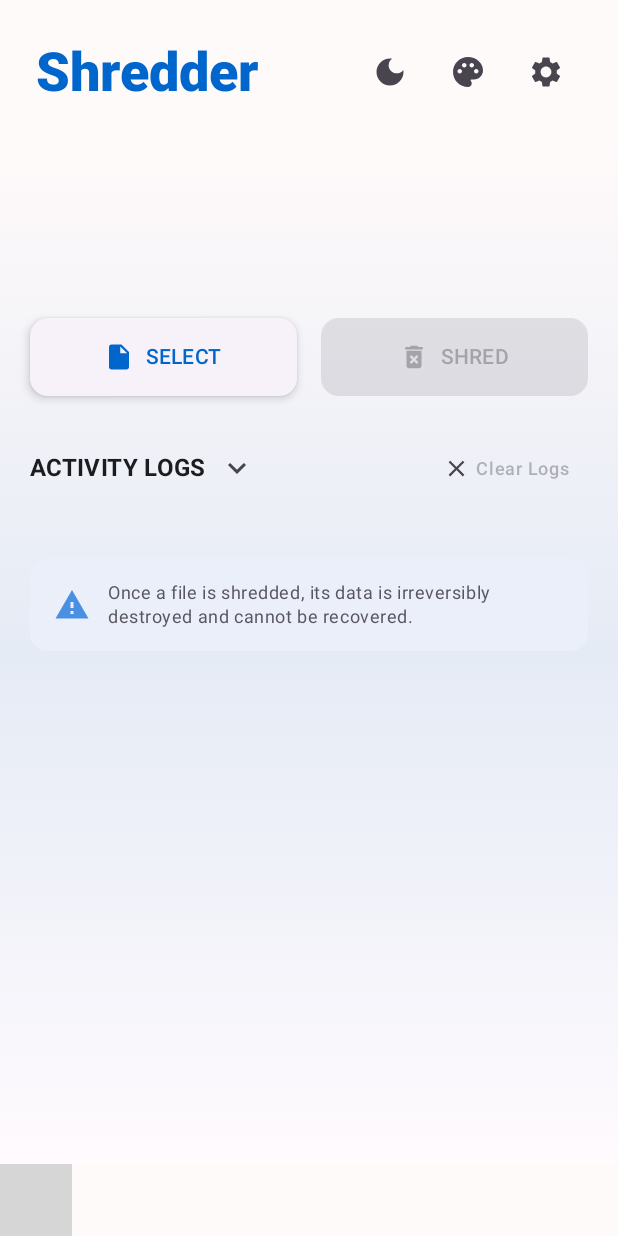
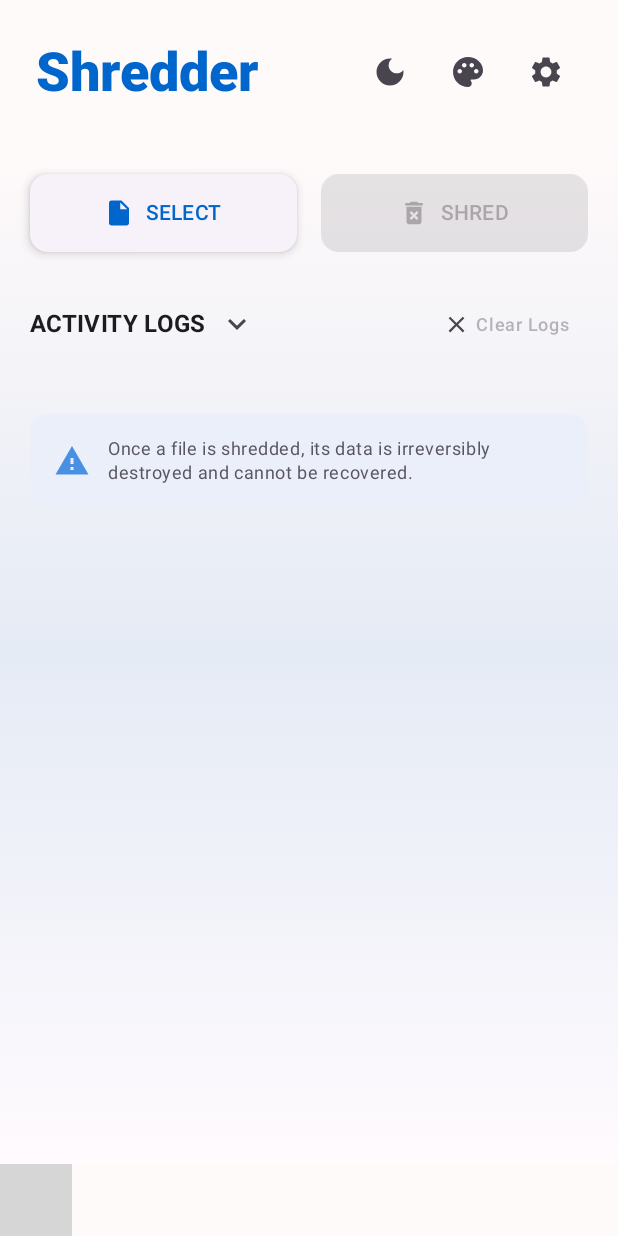
Before and after one commit to hul0/nybblewizard, an Android app built with Jetpack Compose: the FileShredderScreen screen opened through its navigation route, on a phone screen of 412 x 824 dp. Run offline under Robolectric (Android 15) with nearby library versions, the phone set to English and light mode, and no system bars; libraries missing offline, so code that uses them is left out: com.exyte.animatednavbar; 1 statement that could not run was skipped; grey boxes are pictures that could not be loaded.

Commit message:
Almighty Push !

```diff
--- a/app/src/main/java/com/shred/it/ui/MainActivity.kt
+++ b/app/src/main/java/com/shred/it/ui/MainActivity.kt
@@ -129,7 +129,6 @@ fun MainAppScreen(
                     endY = Float.POSITIVE_INFINITY
                 )
             ),
-        // Add TopNavBar as the topBar of the Scaffold
         topBar = {
             TopNavBar(onSettingsClick = { showSettingsDialog = true })
         },
@@ -351,7 +350,7 @@ fun MainAppScreen(
     ) { innerPadding ->
         Box(
             modifier = Modifier
-                .padding(innerPadding)
+                .padding(innerPadding) // This padding is essential and correctly placed.
                 .fillMaxSize()
                 .background(
                     Brush.verticalGradient(
@@ -369,9 +368,10 @@ fun MainAppScreen(
                 modifier = Modifier.fillMaxSize()
             ) {
                 composable(Screen.Home.route) {
-                    FileShredderScreen(innerPadding, fileShredderViewModel) // Pass ViewModel here
+                    // **FIX**: Do NOT pass innerPadding here anymore.
+                    FileShredderScreen(fileShredderViewModel)
                 }
-                composable(Screen.Converter.route) { // Corrected: No onConvertClick parameter
+                composable(Screen.Converter.route) {
                     ConversionScreen(
                         onBackClick = { navController.navigateUp() }
                     )
@@ -380,7 +380,8 @@ fun MainAppScreen(
                     AboutScreen()
                 }
                 composable(Screen.FAQ.route) {
-                    FAQScreen(innerPadding = innerPadding)
+                    // **FIX**: Do NOT pass innerPadding here either.
+                    FAQScreen() // You will need to update FAQScreen to remove the innerPadding parameter as well.
                 }
 
                 composable(Screen.Support.route) {
--- a/app/src/main/java/com/shred/it/ui/reusable/SettingRow.kt
+++ b/app/src/main/java/com/shred/it/ui/reusable/SettingRow.kt
@@ -27,7 +27,7 @@ fun SettingRow(
     TextButton(
         onClick = onClick,
         modifier = Modifier.fillMaxWidth(),
-        contentPadding = PaddingValues(8.dp)
+        contentPadding = PaddingValues(1.dp)
     ) {
         Row(
             modifier = Modifier.fillMaxWidth(),
--- a/app/src/main/java/com/shred/it/ui/screens/FAQScreen.kt
+++ b/app/src/main/java/com/shred/it/ui/screens/FAQScreen.kt
@@ -52,7 +52,7 @@ data class FAQItem(
 )
 
 @Composable
-fun FAQScreen(innerPadding: PaddingValues) {
+fun FAQScreen() {
     val faqItems = remember {
         listOf(
             FAQItem(1, "What algorithm is used for overwriting?", "A sequence of random data, alternating patterns (0xAA/0x55, 0x55/0xAA), zeros, and ones. The final pass is always zeros with a flush."),
--- a/app/src/main/java/com/shred/it/ui/screens/FileShredderScreen.kt
+++ b/app/src/main/java/com/shred/it/ui/screens/FileShredderScreen.kt
@@ -1,8 +1,6 @@
 package com.shred.it.ui.screens
 
 import android.annotation.SuppressLint
-import android.content.Context
-import android.net.Uri
 import androidx.activity.compose.rememberLauncherForActivityResult
 import androidx.activity.result.contract.ActivityResultContracts
 import androidx.compose.animation.AnimatedVisibility
@@ -12,7 +10,6 @@ import androidx.compose.foundation.clickable
 import androidx.compose.foundation.layout.Arrangement
 import androidx.compose.foundation.layout.Box
 import androidx.compose.foundation.layout.Column
-import androidx.compose.foundation.layout.PaddingValues
 import androidx.compose.foundation.layout.Row
 import androidx.compose.foundation.layout.Spacer
 import androidx.compose.foundation.layout.fillMaxSize
@@ -32,15 +29,12 @@ import androidx.compose.material.icons.automirrored.filled.InsertDriveFile
 import androidx.compose.material.icons.filled.CheckCircle
 import androidx.compose.material.icons.filled.Clear
 import androidx.compose.material.icons.filled.DeleteForever
-import androidx.compose.material.icons.filled.Edit
 import androidx.compose.material.icons.filled.Error
 import androidx.compose.material.icons.filled.Info
 import androidx.compose.material.icons.filled.KeyboardArrowDown
 import androidx.compose.material.icons.filled.KeyboardArrowUp
-import androidx.compose.material.icons.filled.Loop
 import androidx.compose.material.icons.filled.Security
 import androidx.compose.material.icons.filled.Sync
-import androidx.compose.material.icons.filled.VerifiedUser
 import androidx.compose.material.icons.filled.Warning
 import androidx.compose.material3.AlertDialog
 import androidx.compose.material3.Button
@@ -66,7 +60,6 @@ import androidx.compose.runtime.rememberCoroutineScope
 import androidx.compose.runtime.setValue
 import androidx.compose.ui.Alignment
 import androidx.compose.ui.Modifier
-import androidx.compose.ui.draw.clip
 import androidx.compose.ui.graphics.vector.ImageVector
 import androidx.compose.ui.platform.LocalConfiguration
 import androidx.compose.ui.platform.LocalContext
@@ -78,7 +71,6 @@ import androidx.lifecycle.viewmodel.compose.viewModel
 import com.shred.it.core.LogType
 import com.shred.it.core.ShredderState
 import com.shred.it.ui.reusable.FilePreviewCard // Import the new FilePreviewCard
-import com.shred.it.ui.reusable.SettingRow // Import the new SettingRow
 import com.shred.it.ui.viewmodel.FileShredderViewModel // Import the new ViewModel
 
 import kotlinx.coroutines.launch
@@ -87,7 +79,7 @@ import kotlinx.coroutines.launch
 @SuppressLint("ConfigurationScreenWidthHeight")
 @Composable
 fun FileShredderScreen(
-    innerPadding: PaddingValues, // Accept innerPadding from Scaffold
+    innerPadding: FileShredderViewModel, // Accept innerPadding from Scaffold
     vm: FileShredderViewModel = viewModel()
 ) {
     val scrollState = rememberScrollState()
@@ -102,8 +94,6 @@ fun FileShredderScreen(
     val scope = rememberCoroutineScope()
 
     var showConf by remember { mutableStateOf(false) }
-    // Removed showSet as settings dialog is now handled by MainActivity's TopNavBar
-    // var showSet by remember { mutableStateOf(false) }
     var confStep by remember { mutableIntStateOf(0) }
     var logsExpanded by remember { mutableStateOf(false) }
 
@@ -135,12 +125,13 @@ fun FileShredderScreen(
     Column(
         modifier = Modifier
             .fillMaxSize()
-            .padding(innerPadding) // Apply the Scaffold's padding
+            // Apply the Scaffold's padding correctly.
             .verticalScroll(scrollState)
-            .padding(horizontal = contentHorizontalPadding, vertical = contentVerticalPadding) // Apply screen-specific padding
+            // Apply only horizontal padding here to avoid compounding vertical padding.
+            .padding(horizontal = contentHorizontalPadding)
     ) {
-        // --- Header Section REMOVED ---
-        // The header (title "Shredder" and theme/settings toggles) is now handled by TopNavBar in MainActivity.
+        // Spacer to create the desired padding at the top of the content.
+        Spacer(Modifier.height(contentVerticalPadding))
 
         // --- File Selection/Info Card ---
         // Conditionally display FilePreviewCard if a file is selected
@@ -348,11 +339,9 @@ fun FileShredderScreen(
                 }
             }
         }
-        // Spacer(modifier = Modifier.height(24.dp)) // This spacer should be after the entire logs column
 
         // --- Information/Warning Section ---
-        // This section remains here as it's specific to the shredder functionality
-        Surface( // Using Surface for warning card
+        Surface(
             modifier = Modifier.fillMaxWidth(),
             shape = RoundedCornerShape(12.dp),
             tonalElevation = 3.dp
@@ -372,6 +361,9 @@ fun FileShredderScreen(
                 }
             }
         }
+
+        // Spacer to create the desired padding at the bottom of the content.
+        Spacer(Modifier.height(contentVerticalPadding))
     }
 
 
@@ -416,49 +408,4 @@ fun FileShredderScreen(
             }
         )
     }
-
-    // Removed Settings AlertDialog as it's now handled by MainActivity's TopNavBar
-    // if (showSet) {
-    //     AlertDialog(
-    //         onDismissRequest = { showSet = false },
-    //         title = { Text("SHREDDER SETTINGS", style = MaterialTheme.typography.titleLarge.copy(fontFamily = FontFamily.SansSerif)) },
-    //         text = {
-    //             Column(verticalArrangement = Arrangement.spacedBy(16.dp)) {
-    //                 SettingRow(
-    //                     title = "Overwrite Rounds",
-    //                     description = "${set.overwriteRounds}",
-    //                     icon = Icons.Filled.Loop
-    //                 ) {
-    //                     val currentRounds = set.overwriteRounds
-    //                     val nextRounds = when (currentRounds) {
-    //                         1 -> 3; 3 -> 5; 5 -> 7; 7 -> 10; 10 -> 15; else -> 1
-    //                     }
-    //                     vm.updateRounds(nextRounds)
-    //                     scope.launch { snackbarHostState.showSnackbar("Overwrite rounds set to $nextRounds") }
-    //                 }
-    //                 SettingRow(
-    //                     title = "Random Rename File",
-    //                     description = if (set.useRandomRename) "ENABLED" else "DISABLED",
-    //                     icon = Icons.Filled.Edit
-    //                 ) {
-    //                     vm.toggleRename()
-    //                     scope.launch { snackbarHostState.showSnackbar("Random rename ${if (!set.useRandomRename) "enabled" else "disabled"}") }
-    //                 }
-    //                 SettingRow(
-    //                     title = "Verify Overwrites",
-    //                     description = if (set.verifyOverwrites) "ENABLED" else "DISABLED",
-    //                     icon = Icons.Filled.VerifiedUser
-    //                 ) {
-    //                     vm.toggleVerify()
-    //                     scope.launch { snackbarHostState.showSnackbar("Verify overwrites ${if (!set.verifyOverwrites) "enabled" else "disabled"}") }
-    //                 }
-    //             }
-    //         },
-    //         confirmButton = {
-    //             Button(onClick = { showSet = false }) {
-    //                 Text("DONE", style = MaterialTheme.typography.labelLarge.copy(fontFamily = FontFamily.SansSerif))
-    //             }
-    //         }
-    //     )
-    // }
 }
```
